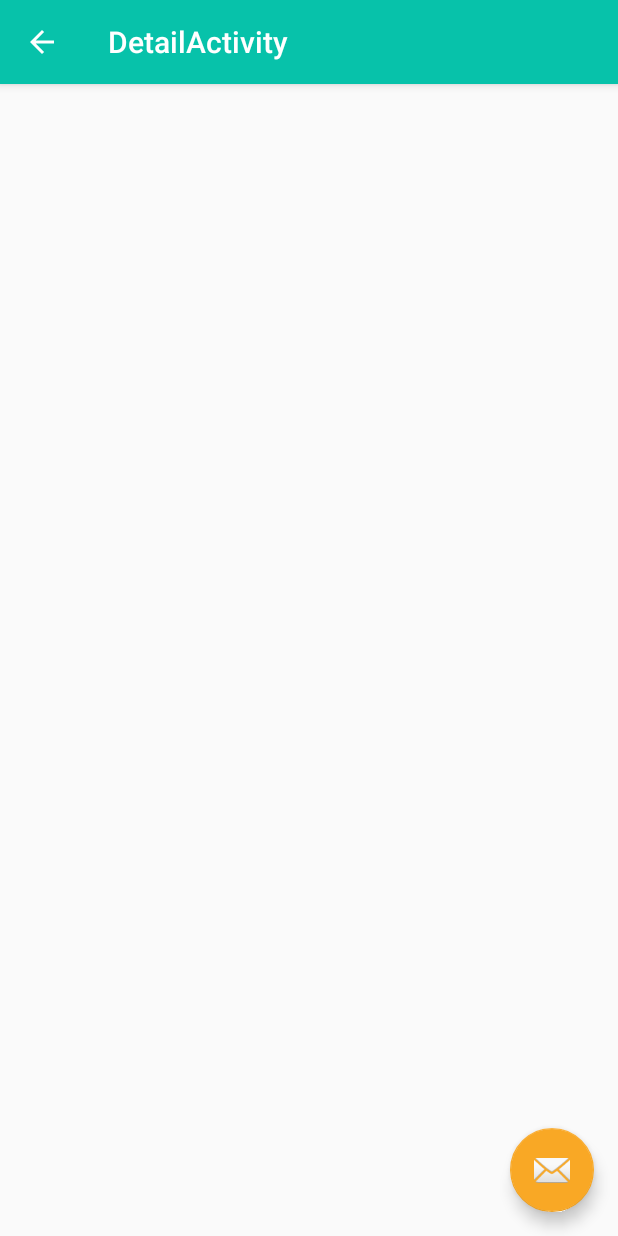
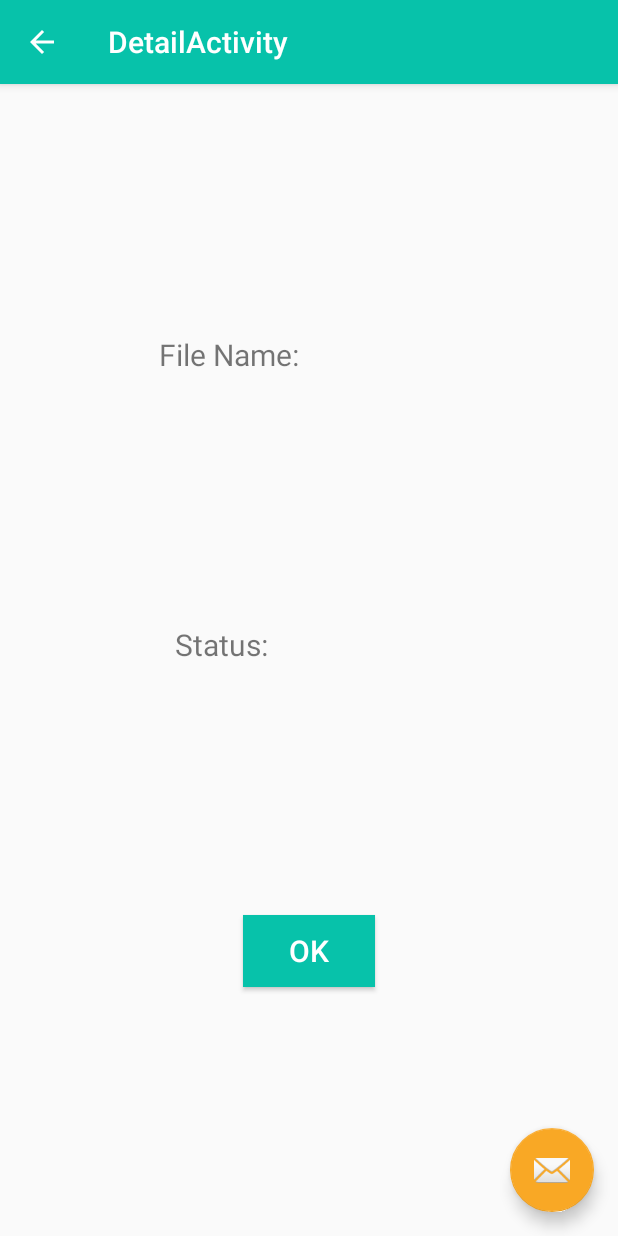
Before and after one commit to KellieHale/UdacityProject3, an Android app: the DetailActivity screen opened directly, with no data from a screen before it, on a phone screen of 412 x 824 dp. Run offline under Robolectric (Android 15) with nearby library versions, the phone set to English and light mode, and no system bars; our stand-ins replace data binding.

```diff
--- a/app/src/main/AndroidManifest.xml
+++ b/app/src/main/AndroidManifest.xml
@@ -2,6 +2,7 @@
 <manifest xmlns:android="http://schemas.android.com/apk/res/android"
     package="com.udacity">
     <uses-permission android:name="android.permission.INTERNET"/>
+    <uses-permission android:name="android.permission.SYSTEM_ALERT_WINDOW"/>
 
     <application
         android:allowBackup="true"
@@ -13,7 +14,7 @@
         <activity
             android:name=".DetailActivity"
             android:label="@string/title_activity_detail"
-            android:theme="@style/AppTheme.NoActionBar"></activity>
+            android:theme="@style/AppTheme.NoActionBar" />
         <activity
             android:name=".MainActivity"
             android:label="@string/app_name"
--- a/app/src/main/java/com/udacity/DetailActivity.kt
+++ b/app/src/main/java/com/udacity/DetailActivity.kt
@@ -1,7 +1,6 @@
 package com.udacity
 
 import android.os.Bundle
-import android.view.MenuItem
 import androidx.appcompat.app.AppCompatActivity
 import kotlinx.android.synthetic.main.activity_detail.*
 
@@ -13,7 +12,6 @@ class DetailActivity : AppCompatActivity() {
         setSupportActionBar(toolbar)
 
         val actionBar = supportActionBar
-
         actionBar!!.setDisplayHomeAsUpEnabled(true)
     }
 
--- a/app/src/main/java/com/udacity/NotificationUtils.kt
+++ b/app/src/main/java/com/udacity/NotificationUtils.kt
@@ -23,7 +23,7 @@ private val REQUEST_CODE = 0
             PendingIntent.FLAG_UPDATE_CURRENT
         )
 
-        val acceptIntent = Intent(applicationContext,DetailActivity::class.java)
+        val acceptIntent = Intent(applicationContext,MainActivity::class.java)
         val acceptPendingIntent: PendingIntent = PendingIntent.getBroadcast(
             applicationContext,
             REQUEST_CODE,
--- a/app/src/main/res/layout/content_detail.xml
+++ b/app/src/main/res/layout/content_detail.xml
@@ -1,11 +1,72 @@
 <?xml version="1.0" encoding="utf-8"?>
+<layout>
+    <data>
+        <variable
+            name="activityDetail"
+            type="com.udacity.DetailActivity" />
+    </data>
     <androidx.constraintlayout.widget.ConstraintLayout xmlns:android="http://schemas.android.com/apk/res/android"
         xmlns:app="http://schemas.android.com/apk/res-auto"
         xmlns:tools="http://schemas.android.com/tools"
         android:layout_width="match_parent"
         android:layout_height="match_parent"
+        android:id="@+id/content_detail"
         app:layout_behavior="@string/appbar_scrolling_view_behavior"
         tools:context=".DetailActivity"
         tools:showIn="@layout/activity_detail">
 
+        <TextView
+            android:layout_width="wrap_content"
+            android:layout_height="wrap_content"
+            android:id="@+id/fileName"
+            android:text="@string/file_name"
+            android:textSize="20sp"
+            app:layout_constraintStart_toStartOf="parent"
+            app:layout_constraintTop_toTopOf="parent"
+            app:layout_constraintBottom_toTopOf="@+id/statusName"
+            app:layout_constraintEnd_toStartOf="@+id/fileText" />
+
+        <TextView
+            android:layout_width="wrap_content"
+            android:layout_height="wrap_content"
+            android:id="@+id/statusName"
+            android:text="@string/status"
+            android:textSize="20sp"
+            app:layout_constraintStart_toStartOf="parent"
+            app:layout_constraintTop_toBottomOf="@+id/fileName"
+            app:layout_constraintBottom_toTopOf="@+id/okButton"
+            app:layout_constraintEnd_toStartOf="@+id/statusText" />
+
+        <TextView
+            android:layout_width="wrap_content"
+            android:layout_height="wrap_content"
+            android:id="@+id/fileText"
+            android:textSize="20sp"
+            app:layout_constraintStart_toEndOf="@+id/fileName"
+            app:layout_constraintEnd_toEndOf="parent"
+            app:layout_constraintTop_toTopOf="parent"
+            app:layout_constraintBottom_toTopOf="@+id/statusText"/>
+        <TextView
+            android:layout_width="wrap_content"
+            android:layout_height="wrap_content"
+            android:id="@+id/statusText"
+            android:text=""
+            app:layout_constraintStart_toEndOf="@+id/statusName"
+            app:layout_constraintEnd_toEndOf="parent"
+            app:layout_constraintBottom_toTopOf="@+id/okButton"
+            app:layout_constraintTop_toBottomOf="@+id/fileText"/>
+        <Button
+            android:layout_width="wrap_content"
+            android:layout_height="wrap_content"
+            android:id="@+id/okButton"
+            android:text="@string/ok"
+            android:textSize="20sp"
+            android:background="@color/colorPrimary"
+            android:textColor="@color/white"
+            app:layout_constraintStart_toStartOf="parent"
+            app:layout_constraintEnd_toEndOf="parent"
+            app:layout_constraintTop_toBottomOf="@+id/statusName"
+            app:layout_constraintBottom_toBottomOf="parent"/>
+
     </androidx.constraintlayout.widget.ConstraintLayout>
+</layout>
--- a/app/src/main/res/values/strings.xml
+++ b/app/src/main/res/values/strings.xml
@@ -2,6 +2,7 @@
     <string name="app_name">ND940C3-Project</string>
     <string name="app_description">Download files from Internet</string>
     <string name="action_settings">Settings</string>
+    <string name="settings_description">Choose and option to download files from the Internet</string>
 
 
     <string name="notification_title">Udacity: Android Kotlin Nanodegree </string>
@@ -17,4 +18,8 @@
     <string name="loadapp">LoadApp - Current Repository by Udacity</string>
     <string name="retrofit">Retrofit - Type-Safe HTTP Client for Android and Java by Square, Inc</string>
     <string name="lavendercloud">LavenderCloud</string>
+
+    <string name="file_name">File Name:</string>
+    <string name="status">Status:</string>
+    <string name="ok">ok</string>
 </resources>
```
Also changed, not shown: app/build.gradle (+10 -0 lines), app/src/main/java/com/udacity/MainActivity.kt (+27 -6 lines). Lines whose indentation alone changed are shown as unchanged.
